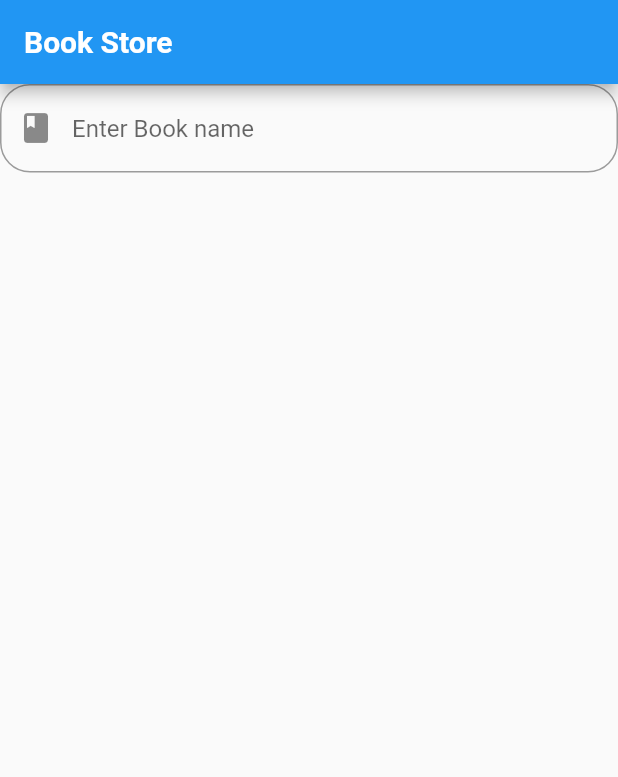
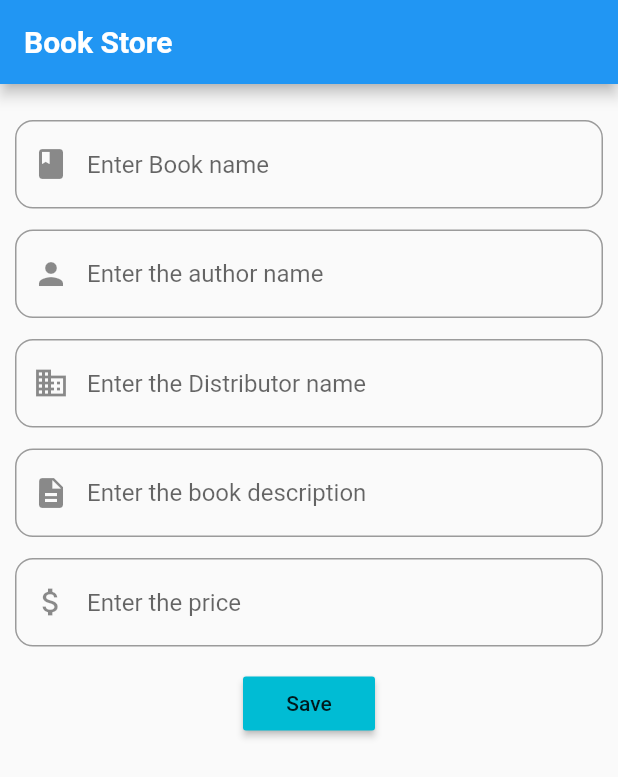
Before and after one commit to JossinAntony/Flutter_Bookstore_App, a Flutter app: the screen it shows after launch, on a phone screen of 412 x 824 dp. Shown: the top 777 px of the screen. Run offline on Flutter 3.47's test engine with Material 2 defaults, Android fonts, the phone set to English and light mode, and no system bars.

Commit message:
Textfields and button configured.

```diff
--- a/lib/main.dart
+++ b/lib/main.dart
@@ -1,5 +1,6 @@
 
 
+import 'package:flutter/cupertino.dart';
 import 'package:flutter/material.dart';
 
 main() => runApp(MyApp());
@@ -16,17 +17,77 @@ class MyApp extends StatelessWidget {
         ),
         body: SingleChildScrollView(
             child: Container(
+              padding: EdgeInsets.all(10),
               alignment: Alignment.center,
               child: Column(
                 children: <Widget>[
+
+                  SizedBox(height: 14.0),
+
                   TextField(
                     decoration: InputDecoration(
                       border: OutlineInputBorder(
-                        borderRadius: BorderRadius.circular(20.0),
+                        borderRadius: BorderRadius.circular(12.0),
                       ),
                       hintText: "Enter Book name",
                       prefixIcon: Icon(Icons.book),
                     ),
+                  ),
+
+                  SizedBox(height: 14.0),
+
+                  TextField(
+                    decoration: InputDecoration(
+                      border: OutlineInputBorder(
+                        borderRadius: BorderRadius.circular(12.0),
+                      ),
+                      hintText: "Enter the author name",
+                      prefixIcon: Icon(Icons.person),
+                    )
+                  ),
+
+                  SizedBox(height: 14.0),
+
+                  TextField(
+                      decoration: InputDecoration(
+                        border: OutlineInputBorder(
+                          borderRadius: BorderRadius.circular(12.0),
+                        ),
+                        hintText: "Enter the Distributor name",
+                        prefixIcon: Icon(Icons.business),
+                      )
+                  ),
+
+                  SizedBox(height: 14.0),
+
+                  TextField(
+                      decoration: InputDecoration(
+                        border: OutlineInputBorder(
+                          borderRadius: BorderRadius.circular(12.0),
+                        ),
+                        hintText: "Enter the book description",
+                        prefixIcon: Icon(Icons.description),
+                      )
+                  ),
+
+                  SizedBox(height: 14.0),
+
+                  TextField(
+                      decoration: InputDecoration(
+                        border: OutlineInputBorder(
+                          borderRadius: BorderRadius.circular(12.0),
+                        ),
+                        hintText: "Enter the price",
+                        prefixIcon: Icon(Icons.attach_money),
+                      )
+                  ),
+
+                  SizedBox(height: 14.0),
+
+                  RaisedButton(
+                    onPressed: (){},
+                    color:  Colors.cyan,
+                    child: Text('Save'),
                   )
                 ],
               ),
```
